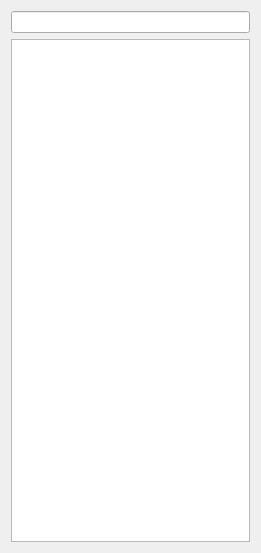
Qt form Client/widgets/pandaTable/pandaTableBase.ui (monopsony/FFUI) before a commit.
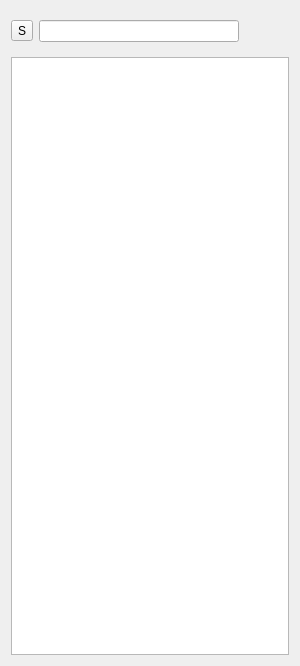
The same form after that commit.

What changed in the file:
```diff
--- a/Client/widgets/pandaTable/pandaTableBase.ui
+++ b/Client/widgets/pandaTable/pandaTableBase.ui
@@ -6,16 +6,79 @@
    <rect>
     <x>0</x>
     <y>0</y>
-    <width>261</width>
-    <height>553</height>
+    <width>300</width>
+    <height>666</height>
    </rect>
   </property>
+  <property name="minimumSize">
+   <size>
+    <width>270</width>
+    <height>0</height>
+   </size>
+  </property>
+  <property name="maximumSize">
+   <size>
+    <width>16777215</width>
+    <height>16777215</height>
+   </size>
+  </property>
   <property name="windowTitle">
    <string>Form</string>
   </property>
   <layout class="QVBoxLayout" name="verticalLayout">
    <item>
-    <widget class="QLineEdit" name="filterEdit"/>
+    <widget class="QFrame" name="frame">
+     <property name="frameShadow">
+      <enum>QFrame::Plain</enum>
+     </property>
+     <property name="lineWidth">
+      <number>1</number>
+     </property>
+     <layout class="QHBoxLayout" name="horizontalLayout">
+      <property name="leftMargin">
+       <number>0</number>
+      </property>
+      <property name="rightMargin">
+       <number>0</number>
+      </property>
+      <item>
+       <widget class="QToolButton" name="configButton">
+        <property name="text">
+         <string>S</string>
+        </property>
+       </widget>
+      </item>
+      <item>
+       <widget class="QLineEdit" name="filterEdit">
+        <property name="sizePolicy">
+         <sizepolicy hsizetype="Fixed" vsizetype="Fixed">
+          <horstretch>0</horstretch>
+          <verstretch>0</verstretch>
+         </sizepolicy>
+        </property>
+        <property name="minimumSize">
+         <size>
+          <width>200</width>
+          <height>0</height>
+         </size>
+        </property>
+       </widget>
+      </item>
+      <item>
+       <spacer name="horizontalSpacer">
+        <property name="orientation">
+         <enum>Qt::Horizontal</enum>
+        </property>
+        <property name="sizeHint" stdset="0">
+         <size>
+          <width>40</width>
+          <height>20</height>
+         </size>
+        </property>
+       </spacer>
+      </item>
+     </layout>
+    </widget>
    </item>
    <item>
     <widget class="QTableView" name="tableView">
```
